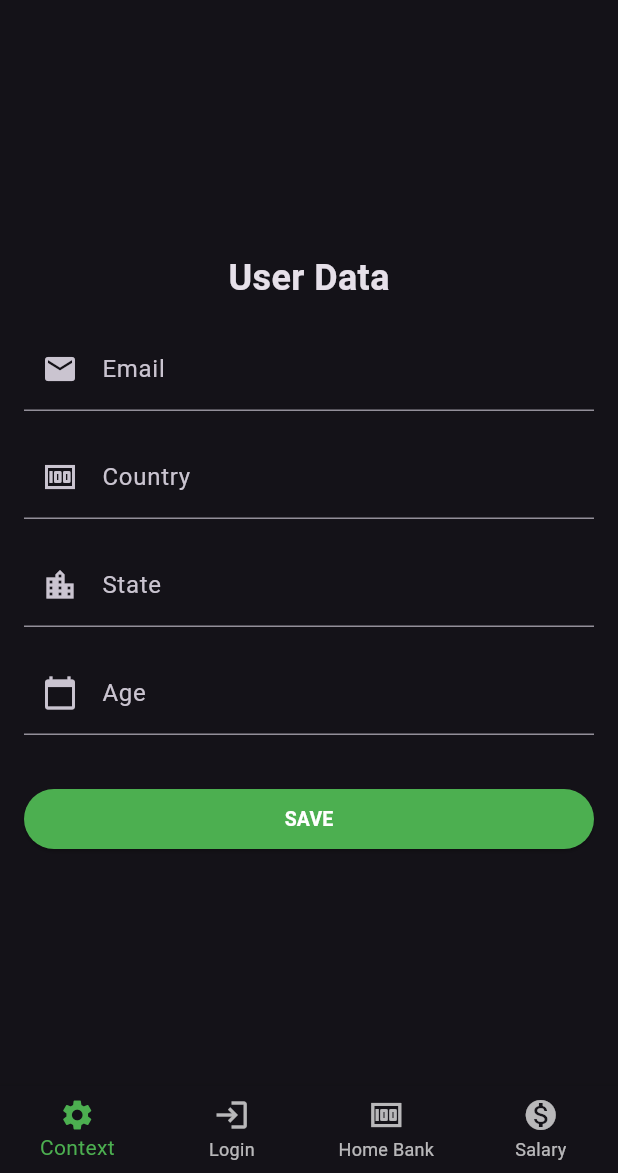
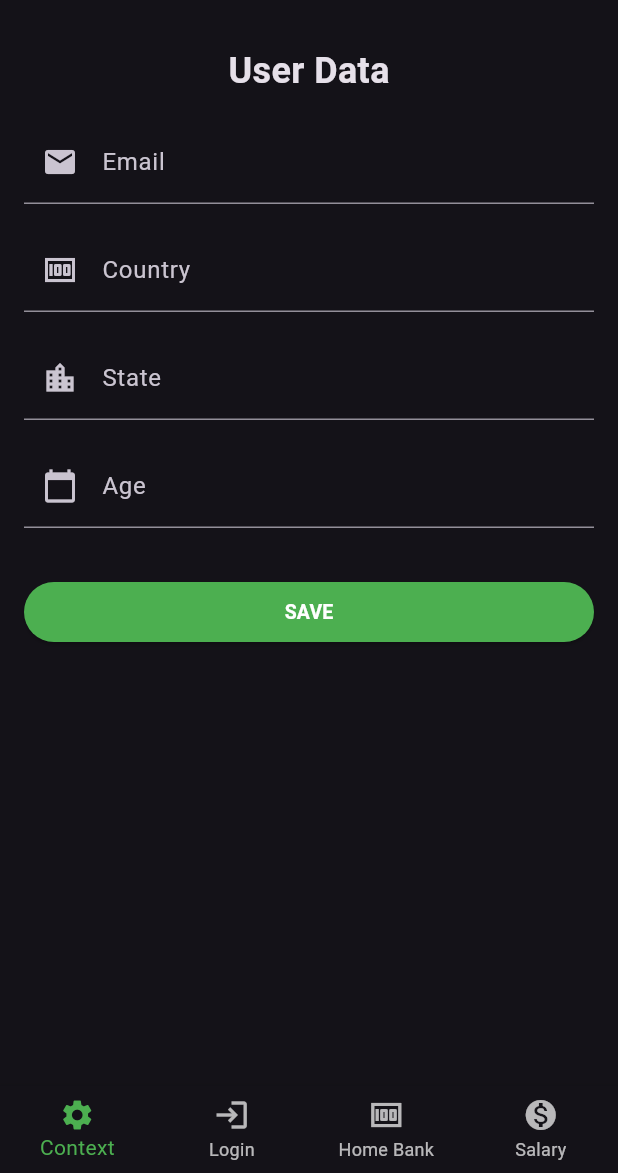
Before and after one commit to Nova-Platforms/nexperiment-flutter-sdk, a Flutter app: the screen it shows after launch, on a phone screen of 412 x 824 dp, the part 63-1236 px from its top. Run offline on Flutter 3.47's test engine with Material 3 defaults, Android fonts, the phone set to English and light mode, and no system bars; our stand-ins replace dio; network calls fail; statements that could not run were skipped.

Commit message:
Improving demo application

```diff
--- a/example/lib/context_screen.dart
+++ b/example/lib/context_screen.dart
@@ -43,6 +43,7 @@ class _ContextScreenState extends State<ContextScreen> {
   Widget build(BuildContext context) {
     return Padding(
         padding: const EdgeInsets.all(16.0),
+        child: SingleChildScrollView(
           child: Column(
             mainAxisAlignment: MainAxisAlignment.center,
             children: <Widget>[
@@ -117,7 +118,7 @@ class _ContextScreenState extends State<ContextScreen> {
               ),
             ],
           ),
-    );
+        ));
   }
 
   showAlertDialog(BuildContext context) {
--- a/example/lib/home_screen.dart
+++ b/example/lib/home_screen.dart
@@ -29,7 +29,9 @@ class _HomeScreen extends State<HomeScreen> {
       future: _nexperimentSDK.getToggle("new-home-layout").then((toggle) => toggle.value),
       builder: (context, snapshot) {
         if (snapshot.connectionState == ConnectionState.waiting) {
-          return const CircularProgressIndicator();
+          return const Center(
+            child: CircularProgressIndicator(),
+          );
         } else if (snapshot.hasError) {
           return Text('Error: ${snapshot.error}');
         } else {
--- a/example/lib/login_screen.dart
+++ b/example/lib/login_screen.dart
@@ -35,7 +35,9 @@ class _LoginScreen extends State<LoginScreen> {
       builder: (context, snapshot) {
         if (snapshot.connectionState == ConnectionState.waiting) {
           // While waiting for the result, show a loading indicator or placeholder
-          return const CircularProgressIndicator(); // Example loading indicator
+          return const Center(
+            child: CircularProgressIndicator(),
+          );
         } else if (snapshot.hasError) {
           // Handle error case
           return Text('Error: ${snapshot.error}');
--- a/example/lib/main.dart
+++ b/example/lib/main.dart
@@ -46,7 +46,7 @@ class _AppScreenState extends State<AppScreen> {
   Future<void> initializeNexperimentSDK() async {
     nexperimentSDK = Nexperiment();
     await nexperimentSDK.init(
-        'http://localhost:3010', '288ed75a-1625-4c10-b83e-bf23a91de93a', 'f01fc383-3db1-47fb-9538-e784407f7b18');
+        'https://api.nexperiment.io', '77ade8c7-418b-4d9e-a37a-1ec62a7edf69', '64795447-b641-40df-8dd5-8bbc556ac1c0');
   }
 
   void _onItemTapped(int index) {
--- a/lib/models/config.dart
+++ b/lib/models/config.dart
@@ -1,7 +1,7 @@
 class Config {
-  final String objectId;
-  final String appliedRuleId;
+  final String key;
+  final String appliedRule;
   final Map<String, dynamic> value;
 
-  Config(this.objectId, this.appliedRuleId, this.value);
+  Config(this.key, this.appliedRule, this.value);
 }
--- a/lib/models/toggle.dart
+++ b/lib/models/toggle.dart
@@ -1,6 +1,6 @@
 class Toggle {
-  final String objectId;
-  final String appliedRuleId;
+  final String key;
+  final String appliedRule;
   final bool value;
-  Toggle(this.objectId, this.appliedRuleId, this.value);
+  Toggle(this.key, this.appliedRule, this.value);
 }
--- a/lib/nexperiment.dart
+++ b/lib/nexperiment.dart
@@ -54,7 +54,7 @@ class Nexperiment {
       );
 
       if (response.statusCode == 200) {
-        return Toggle(response.data["objectId"], response.data["appliedRuleId"], response.data["value"]);
+        return Toggle(response.data["key"], response.data["appliedRule"], response.data["value"]);
       } else {
         throw Exception('Failed to fetch feature toggle');
       }
@@ -80,7 +80,7 @@ class Nexperiment {
       if (response.statusCode == 200) {
         Map<String, dynamic> json = jsonDecode(response.data["value"].toString());
 
-        return Config(response.data["objectId"], response.data["appliedRuleId"], json);
+        return Config(response.data["key"], response.data["appliedRule"], json);
       } else {
         throw Exception('Failed to fetch feature toggle');
       }
```
Lines whose indentation alone changed are shown as unchanged.
